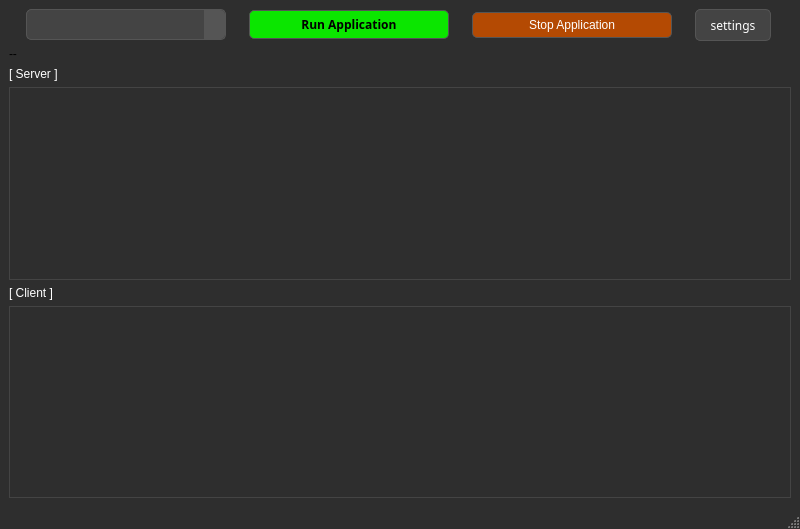
First picture: the form in src/main.ui, repository gusdnd3150/communication-gui, before the edit.
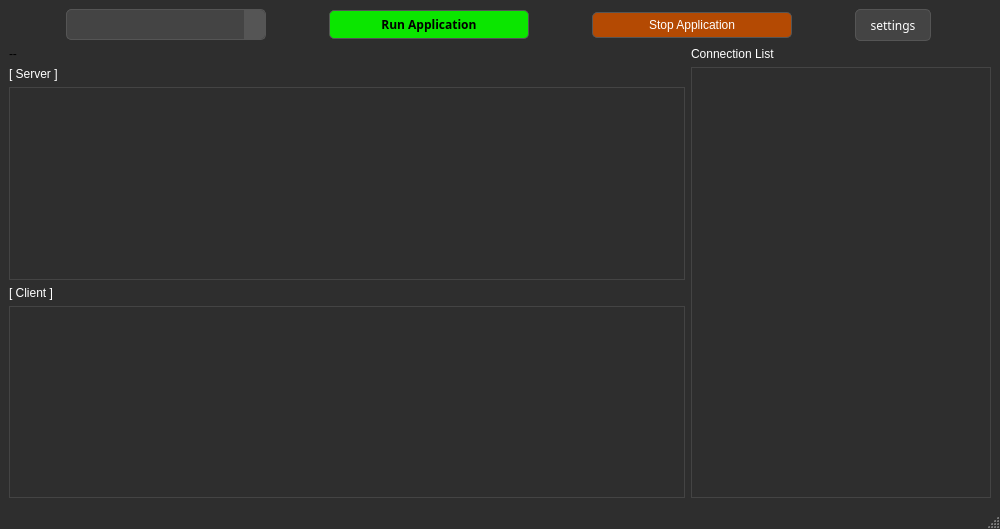
Second picture: the form after the edit.

Diff of the .ui file:
```diff
--- a/src/main.ui
+++ b/src/main.ui
@@ -6,7 +6,7 @@
    <rect>
     <x>0</x>
     <y>0</y>
-    <width>800</width>
+    <width>1000</width>
     <height>529</height>
    </rect>
   </property>
@@ -18,13 +18,13 @@
   </property>
   <property name="minimumSize">
    <size>
-    <width>500</width>
+    <width>1000</width>
     <height>400</height>
    </size>
   </property>
   <property name="maximumSize">
    <size>
-    <width>800</width>
+    <width>1300</width>
     <height>16777215</height>
    </size>
   </property>
@@ -51,8 +51,242 @@
 }</string>
   </property>
   <widget class="QWidget" name="centralwidget">
-   <layout class="QVBoxLayout" name="verticalLayout_2">
-    <item>
+   <layout class="QGridLayout" name="gridLayout_2">
+    <item row="1" column="0">
+     <layout class="QGridLayout" name="gridLayout_3">
+      <item row="0" column="0">
+       <widget class="QLabel" name="label">
+        <property name="text">
+         <string>--</string>
+        </property>
+       </widget>
+      </item>
+     </layout>
+    </item>
+    <item row="2" column="0">
+     <layout class="QVBoxLayout" name="verticalLayout">
+      <item>
+       <widget class="QLabel" name="label_2">
+        <property name="styleSheet">
+         <string notr="true">QLabel{
+	color:white
+}</string>
+        </property>
+        <property name="text">
+         <string>[ Server ]</string>
+        </property>
+       </widget>
+      </item>
+      <item>
+       <widget class="QTableWidget" name="list_run_server">
+        <property name="font">
+         <font>
+          <pointsize>8</pointsize>
+          <weight>50</weight>
+          <bold>false</bold>
+         </font>
+        </property>
+        <property name="acceptDrops">
+         <bool>false</bool>
+        </property>
+        <property name="autoFillBackground">
+         <bool>true</bool>
+        </property>
+        <property name="styleSheet">
+         <string notr="true">QTableWidget {
+    background-color: #2E2E2E;
+    color: #FFFFFF;
+    gridline-color: #444444;
+    border: 1px solid #444444;
+}
+
+QHeaderView::section {
+    background-color: #444444;
+    color: #FFFFFF;
+    padding: 4px;
+    border: 1px solid #2E2E2E;
+}
+
+QTableWidget::item {
+    border: none;
+    padding: 4px;
+}
+
+QTableWidget::item:selected {
+    background-color: #555555;
+    color: #FFFFFF;
+}
+
+QScrollBar:vertical {
+    background-color: #2E2E2E;
+    width: 3px;
+	height:2px;
+    margin: 15px 0 15px 0;
+}
+QScrollBar::handle:vertical {
+    background-color: #555555;
+    min-height: 5px;
+}
+QScrollBar:horizontal {
+    background-color: #2E2E2E;
+    height: 8px; 
+    margin: 0 15px 0 15px;
+}
+
+QScrollBar::add-line:vertical, QScrollBar::sub-line:vertical {
+    background-color: #444444;
+    height: 5px;
+}
+
+QScrollBar::add-page:vertical, QScrollBar::sub-page:vertical {
+    background: none;
+}</string>
+        </property>
+        <property name="showGrid">
+         <bool>true</bool>
+        </property>
+        <property name="sortingEnabled">
+         <bool>true</bool>
+        </property>
+        <attribute name="verticalHeaderDefaultSectionSize">
+         <number>41</number>
+        </attribute>
+       </widget>
+      </item>
+      <item>
+       <widget class="QLabel" name="label_3">
+        <property name="styleSheet">
+         <string notr="true">QLabel{
+	color:white
+}</string>
+        </property>
+        <property name="text">
+         <string>[ Client ]</string>
+        </property>
+       </widget>
+      </item>
+      <item>
+       <widget class="QTableWidget" name="list_run_client">
+        <property name="font">
+         <font>
+          <pointsize>8</pointsize>
+         </font>
+        </property>
+        <property name="styleSheet">
+         <string notr="true">QTableWidget {
+    background-color: #2E2E2E;
+    color: #FFFFFF;
+    gridline-color: #444444;
+    border: 1px solid #444444;
+}
+
+QHeaderView::section {
+    background-color: #444444;
+    color: #FFFFFF;
+    padding: 4px;
+    border: 1px solid #2E2E2E;
+}
+
+QTableWidget::item {
+    border: none;
+    padding: 4px;
+}
+
+QTableWidget::item:selected {
+    background-color: #555555;
+    color: #FFFFFF;
+}
+
+QScrollBar:vertical {
+    background-color: #2E2E2E;
+    width: 3px;
+	height:2px;
+    margin: 15px 0 15px 0;
+}
+QScrollBar::handle:vertical {
+    background-color: #555555;
+    min-height: 5px;
+}
+QScrollBar:horizontal {
+    background-color: #2E2E2E;
+    height: 8px; 
+    margin: 0 15px 0 15px;
+}
+
+QScrollBar::add-line:vertical, QScrollBar::sub-line:vertical {
+    background-color: #444444;
+    height: 5px;
+}
+
+QScrollBar::add-page:vertical, QScrollBar::sub-page:vertical {
+    background: none;
+}</string>
+        </property>
+       </widget>
+      </item>
+     </layout>
+    </item>
+    <item row="2" column="1">
+     <widget class="QTableWidget" name="list_conn">
+      <property name="maximumSize">
+       <size>
+        <width>300</width>
+        <height>16777215</height>
+       </size>
+      </property>
+      <property name="styleSheet">
+       <string notr="true">QTableWidget {
+    background-color: #2E2E2E;
+    color: #FFFFFF;
+    gridline-color: #444444;
+    border: 1px solid #444444;
+}
+
+QHeaderView::section {
+    background-color: #444444;
+    color: #FFFFFF;
+    padding: 4px;
+    border: 1px solid #2E2E2E;
+}
+
+QTableWidget::item {
+    border: none;
+    padding: 4px;
+}
+
+QTableWidget::item:selected {
+    background-color: #555555;
+    color: #FFFFFF;
+}
+
+QScrollBar:vertical {
+    background-color: #2E2E2E;
+    width: 3px;
+	height:2px;
+    margin: 15px 0 15px 0;
+}
+QScrollBar::handle:vertical {
+    background-color: #555555;
+    min-height: 5px;
+}
+QScrollBar:horizontal {
+    background-color: #2E2E2E;
+    height: 8px; 
+    margin: 0 15px 0 15px;
+}
+
+QScrollBar::add-line:vertical, QScrollBar::sub-line:vertical {
+    background-color: #444444;
+    height: 5px;
+}
+
+QScrollBar::add-page:vertical, QScrollBar::sub-page:vertical {
+    background: none;
+}</string>
+      </property>
+     </widget>
+    </item>
+    <item row="0" column="0" colspan="2">
      <layout class="QGridLayout" name="gridLayout">
       <item row="0" column="3">
        <widget class="QToolButton" name="btn_settings">
@@ -209,182 +443,17 @@
       </item>
      </layout>
     </item>
-    <item>
-     <layout class="QGridLayout" name="gridLayout_3">
-      <item row="0" column="0">
-       <widget class="QLabel" name="label">
-        <property name="text">
-         <string>--</string>
-        </property>
-       </widget>
-      </item>
-     </layout>
-    </item>
-    <item>
-     <layout class="QVBoxLayout" name="verticalLayout">
-      <property name="sizeConstraint">
-       <enum>QLayout::SetMinimumSize</enum>
-      </property>
-      <item>
-       <widget class="QLabel" name="label_2">
-        <property name="styleSheet">
-         <string notr="true">QLabel{
+    <item row="1" column="1">
+     <widget class="QLabel" name="label_4">
+      <property name="styleSheet">
+       <string notr="true">QLabel{
 	color:white
 }</string>
-        </property>
-        <property name="text">
-         <string>[ Server ]</string>
-        </property>
-       </widget>
-      </item>
-      <item>
-       <widget class="QTableWidget" name="list_run_server">
-        <property name="font">
-         <font>
-          <pointsize>8</pointsize>
-          <weight>50</weight>
-          <bold>false</bold>
-         </font>
-        </property>
-        <property name="acceptDrops">
-         <bool>false</bool>
-        </property>
-        <property name="autoFillBackground">
-         <bool>true</bool>
-        </property>
-        <property name="styleSheet">
-         <string notr="true">QTableWidget {
-    background-color: #2E2E2E;
-    color: #FFFFFF;
-    gridline-color: #444444;
-    border: 1px solid #444444;
-}
-
-QHeaderView::section {
-    background-color: #444444;
-    color: #FFFFFF;
-    padding: 4px;
-    border: 1px solid #2E2E2E;
-}
-
-QTableWidget::item {
-    border: none;
-    padding: 4px;
-}
-
-QTableWidget::item:selected {
-    background-color: #555555;
-    color: #FFFFFF;
-}
-
-QScrollBar:vertical {
-    background-color: #2E2E2E;
-    width: 3px;
-	height:2px;
-    margin: 15px 0 15px 0;
-}
-QScrollBar::handle:vertical {
-    background-color: #555555;
-    min-height: 5px;
-}
-QScrollBar:horizontal {
-    background-color: #2E2E2E;
-    height: 8px; 
-    margin: 0 15px 0 15px;
-}
-
-QScrollBar::add-line:vertical, QScrollBar::sub-line:vertical {
-    background-color: #444444;
-    height: 5px;
-}
-
-QScrollBar::add-page:vertical, QScrollBar::sub-page:vertical {
-    background: none;
-}</string>
-        </property>
-        <property name="showGrid">
-         <bool>true</bool>
-        </property>
-        <property name="sortingEnabled">
-         <bool>true</bool>
-        </property>
-        <attribute name="verticalHeaderDefaultSectionSize">
-         <number>41</number>
-        </attribute>
-       </widget>
-      </item>
-      <item>
-       <widget class="QLabel" name="label_3">
-        <property name="styleSheet">
-         <string notr="true">QLabel{
-	color:white
-}</string>
-        </property>
-        <property name="text">
-         <string>[ Client ]</string>
-        </property>
-       </widget>
-      </item>
-      <item>
-       <widget class="QTableWidget" name="list_run_client">
-        <property name="font">
-         <font>
-          <pointsize>8</pointsize>
-         </font>
-        </property>
-        <property name="styleSheet">
-         <string notr="true">QTableWidget {
-    background-color: #2E2E2E;
-    color: #FFFFFF;
-    gridline-color: #444444;
-    border: 1px solid #444444;
-}
-
-QHeaderView::section {
-    background-color: #444444;
-    color: #FFFFFF;
-    padding: 4px;
-    border: 1px solid #2E2E2E;
-}
-
-QTableWidget::item {
-    border: none;
-    padding: 4px;
-}
-
-QTableWidget::item:selected {
-    background-color: #555555;
-    color: #FFFFFF;
-}
-
-QScrollBar:vertical {
-    background-color: #2E2E2E;
-    width: 3px;
-	height:2px;
-    margin: 15px 0 15px 0;
-}
-QScrollBar::handle:vertical {
-    background-color: #555555;
-    min-height: 5px;
-}
-QScrollBar:horizontal {
-    background-color: #2E2E2E;
-    height: 8px; 
-    margin: 0 15px 0 15px;
-}
-
-QScrollBar::add-line:vertical, QScrollBar::sub-line:vertical {
-    background-color: #444444;
-    height: 5px;
-}
-
-QScrollBar::add-page:vertical, QScrollBar::sub-page:vertical {
-    background: none;
-}</string>
-        </property>
-       </widget>
-      </item>
-     </layout>
+      </property>
+      <property name="text">
+       <string>Connection List</string>
+      </property>
+     </widget>
     </item>
    </layout>
   </widget>
```
Left out of the diff: 2 changed lines with no effect on the pictures.
